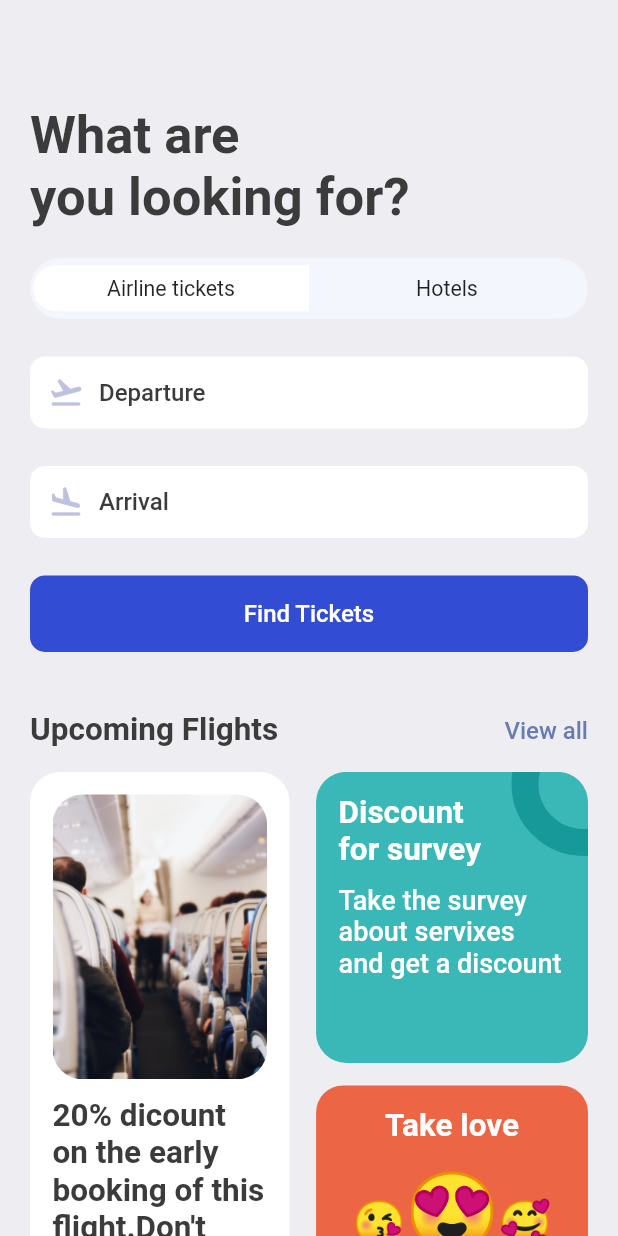
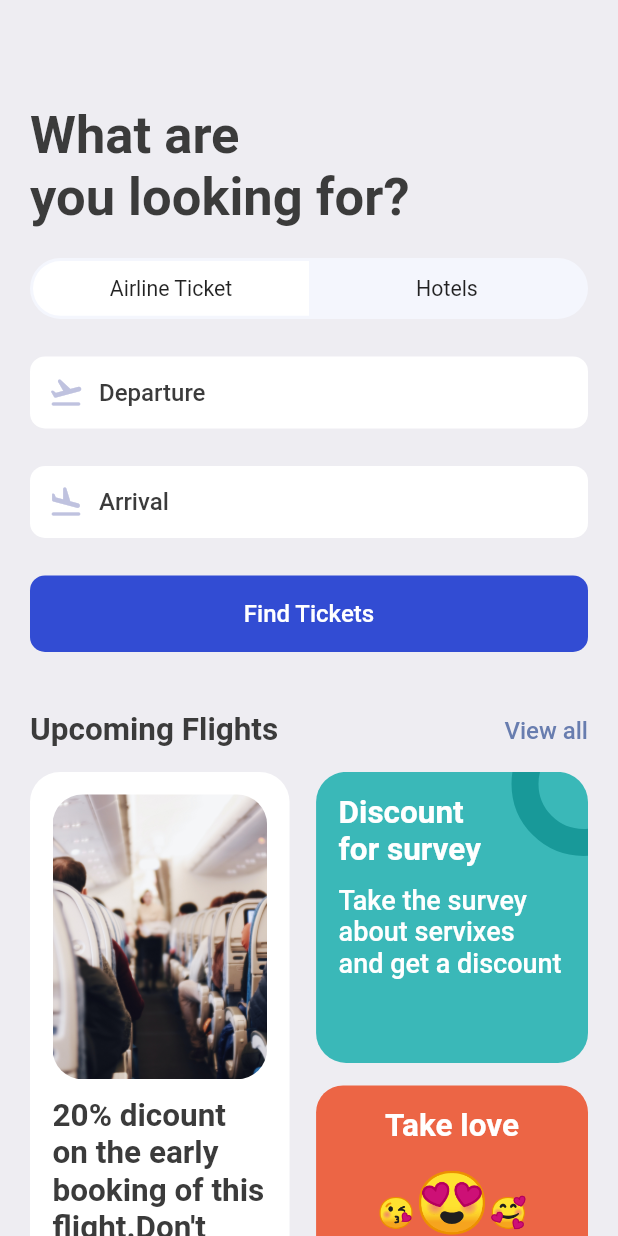
Before and after one commit to chetryJyoti/your_tickets_Flutter_App, a Flutter app: the SearchScreen screen opened directly, on a phone screen of 412 x 824 dp. Run offline on Flutter 3.47's test engine with Material 2 defaults, Android fonts, the phone set to English and light mode, and no system bars; our stand-ins replace fluentui_icons, gap, get.

Commit message:
created reusable widget for the lower part of the ticket and replayed all the code with reusable widget

```diff
--- a/lib/screens/bottom_navbar.dart
+++ b/lib/screens/bottom_navbar.dart
@@ -2,6 +2,7 @@ import 'package:flutter/material.dart';
 import 'package:fluentui_icons/fluentui_icons.dart';
 import 'package:your_tickets/screens/home_screen.dart';
 import 'package:your_tickets/screens/search_screen.dart';
+import 'package:your_tickets/screens/ticket_screen.dart';
 
 class BottomNavbar extends StatefulWidget {
   const BottomNavbar({super.key});
@@ -15,7 +16,7 @@ class _BottomNavbarState extends State<BottomNavbar> {
   static final List<Widget> _widgetOptions = <Widget>[
     const HomeScreen(),
     const SearchScreen(),
-    const Text("Tickets"),
+    const TicketScreen(),
     const Text("Profile")
   ];
   void _onItemTapped(int index) {
--- a/lib/screens/home_screen.dart
+++ b/lib/screens/home_screen.dart
@@ -85,7 +85,7 @@ class HomeScreen extends StatelessWidget {
                       .map((singleTicket) => TicketView(ticket: singleTicket))
                       .toList()),
             ),
-            const Gap(15),
+            const Gap(30),
             Container(
                 padding: const EdgeInsets.symmetric(horizontal: 20),
                 child: const DoubleTextWidget(
--- a/lib/screens/search_screen.dart
+++ b/lib/screens/search_screen.dart
@@ -4,6 +4,8 @@ import 'package:your_tickets/utils/app_layout.dart';
 import 'package:your_tickets/utils/app_styles.dart';
 import 'package:your_tickets/widgets/double_text_widget.dart';
 import 'package:your_tickets/widgets/search_field_widget.dart';
+
+import '../widgets/ticket_tabs.dart';
 
 class SearchScreen extends StatelessWidget {
   const SearchScreen({super.key});
@@ -24,40 +26,9 @@ class SearchScreen extends StatelessWidget {
               style: Styles.headlineStyle1.copyWith(fontSize: 35),
             ),
             Gap(AppLayout.getHeight(20)),
-            FittedBox(
-              child: Container(
-                padding: const EdgeInsets.all(2),
-                decoration: BoxDecoration(
-                    borderRadius:
-                        BorderRadius.circular(AppLayout.getHeight(50)),
-                    color: const Color(0xFFF4F6FD)),
-                child: Row(
-                  children: [
-                    //airline tickets
-                    Container(
-                      width: size.width * .44,
-                      padding: EdgeInsets.symmetric(
-                          vertical: AppLayout.getHeight(7)),
-                      decoration: BoxDecoration(
-                          borderRadius: BorderRadius.horizontal(
-                              left: Radius.circular(AppLayout.getHeight(50))),
-                          color: Colors.white),
-                      child: const Center(child: Text("Airline tickets")),
-                    ),
-                    //hotels
-                    Container(
-                      width: size.width * .44,
-                      padding: EdgeInsets.symmetric(
-                          vertical: AppLayout.getHeight(10)),
-                      decoration: BoxDecoration(
-                          borderRadius: BorderRadius.horizontal(
-                              right: Radius.circular(AppLayout.getHeight(50))),
-                          color: Colors.transparent),
-                      child: const Center(child: Text("Hotels")),
-                    )
-                  ],
-                ),
-              ),
+            const TicketTabs(
+              firstText: "Airline Ticket",
+              secondText: "Hotels",
             ),
             Gap(AppLayout.getHeight(25)),
             const SearchFieldWidget(
@@ -186,12 +157,12 @@ class SearchScreen extends StatelessWidget {
                           RichText(
                               text: const TextSpan(children: [
                             TextSpan(
-                                text: '😘', style: TextStyle(fontSize: 28)),
+                                text: '😘', style: TextStyle(fontSize: 20)),
                             TextSpan(
-                                text: '😍', style: TextStyle(fontSize: 50)),
+                                text: '😍', style: TextStyle(fontSize: 40)),
                             TextSpan(
                               text: '🥰',
-                              style: TextStyle(fontSize: 28),
+                              style: TextStyle(fontSize: 20),
                             )
                           ]))
                         ],
--- /dev/null
+++ b/lib/widgets/ticket_tabs.dart
@@ -0,0 +1,47 @@
+import 'package:flutter/material.dart';
+
+import '../utils/app_layout.dart';
+
+class TicketTabs extends StatelessWidget {
+  final String firstText;
+  final String secondText;
+  const TicketTabs(
+      {super.key, required this.firstText, required this.secondText});
+
+  @override
+  Widget build(BuildContext context) {
+    final size = AppLayout.getSize(context);
+    return FittedBox(
+      child: Container(
+        padding: const EdgeInsets.all(2),
+        decoration: BoxDecoration(
+            borderRadius: BorderRadius.circular(AppLayout.getHeight(50)),
+            color: const Color(0xFFF4F6FD)),
+        child: Row(
+          children: [
+            //airline tickets
+            Container(
+              width: size.width * .44,
+              padding: EdgeInsets.symmetric(vertical: AppLayout.getHeight(10)),
+              decoration: BoxDecoration(
+                  borderRadius: BorderRadius.horizontal(
+                      left: Radius.circular(AppLayout.getHeight(50))),
+                  color: Colors.white),
+              child: Center(child: Text(firstText)),
+            ),
+            //hotels
+            Container(
+              width: size.width * .44,
+              padding: EdgeInsets.symmetric(vertical: AppLayout.getHeight(10)),
+              decoration: BoxDecoration(
+                  borderRadius: BorderRadius.horizontal(
+                      right: Radius.circular(AppLayout.getHeight(50))),
+                  color: Colors.transparent),
+              child: Center(child: Text(secondText)),
+            )
+          ],
+        ),
+      ),
+    );
+  }
+}
```
Also changed, not shown: lib/screens/ticket_screen.dart (added, +76 -0 lines), lib/screens/ticket_view.dart (+128 -72 lines), lib/widgets/colum_layout.dart (added, +40 -0 lines), lib/widgets/thick_container.dart (+5 -2 lines), ticket_tabUI.PNG (added).
